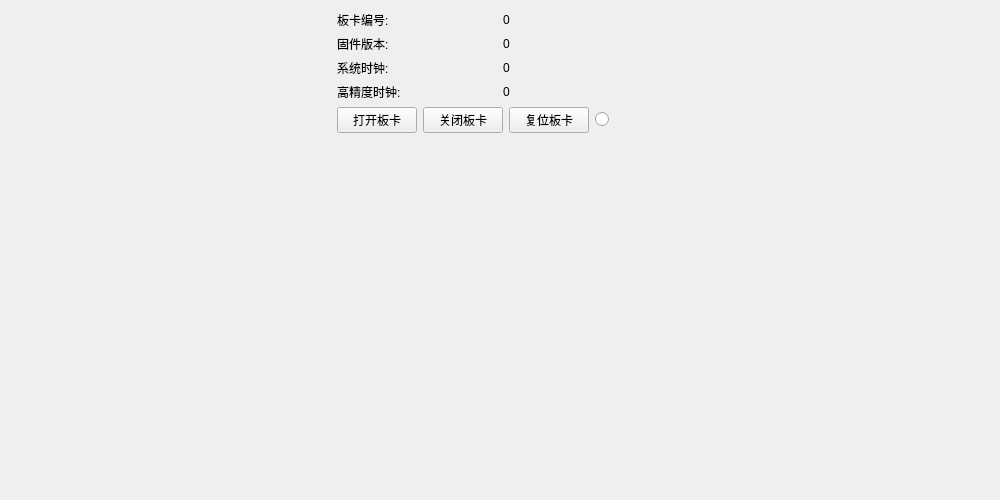
This is GTSStudio/Widget/BoradWidget.ui in whisper512/GTS as Qt 5 draws it before an edit. The edited form follows.
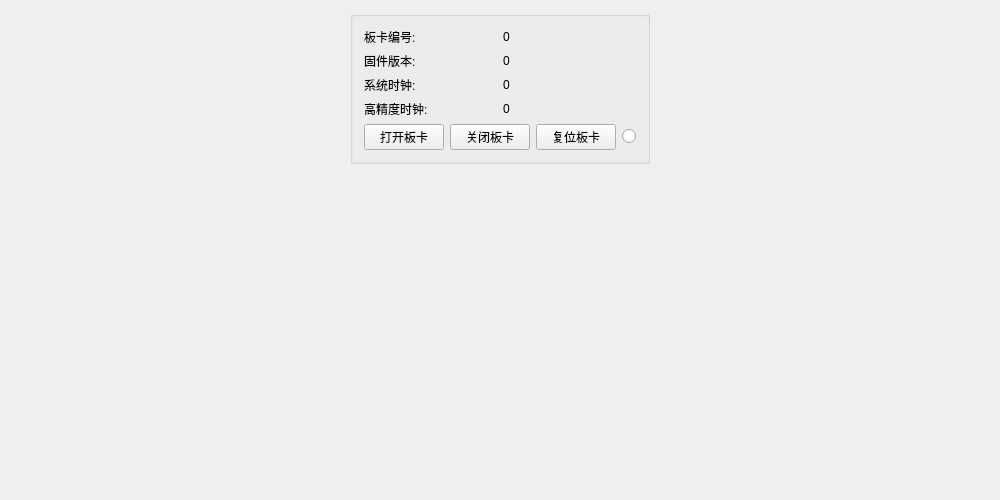
This is the edited form.

Diff of the .ui file:
```diff
--- a/GTSStudio/Widget/BoradWidget.ui
+++ b/GTSStudio/Widget/BoradWidget.ui
@@ -14,6 +14,19 @@
    <string>CMainWidget</string>
   </property>
   <layout class="QGridLayout" name="gridLayout_2">
+   <item row="1" column="1">
+    <spacer name="verticalSpacer">
+     <property name="orientation">
+      <enum>Qt::Vertical</enum>
+     </property>
+     <property name="sizeHint" stdset="0">
+      <size>
+       <width>20</width>
+       <height>40</height>
+      </size>
+     </property>
+    </spacer>
+   </item>
    <item row="0" column="0">
     <spacer name="horizontalSpacer">
      <property name="orientation">
@@ -28,8 +41,10 @@
     </spacer>
    </item>
    <item row="0" column="1">
-    <layout class="QVBoxLayout" name="verticalLayout">
-     <item>
+    <widget class="QGroupBox" name="groupBox">
+     <property name="title">
+      <string/>
+     </property>
       <layout class="QGridLayout" name="gridLayout">
        <item row="0" column="0">
         <widget class="QLabel" name="label_boardID">
@@ -120,9 +135,7 @@
          </property>
         </widget>
        </item>
-      </layout>
-     </item>
-     <item>
+      <item row="4" column="0" colspan="2">
       <layout class="QHBoxLayout" name="horizontalLayout" stretch="1,1,1,1">
        <item>
         <widget class="QPushButton" name="pushButton_openBoard">
@@ -157,20 +170,8 @@
        </item>
       </layout>
      </item>
-     <item>
-      <spacer name="verticalSpacer">
-       <property name="orientation">
-        <enum>Qt::Vertical</enum>
-       </property>
-       <property name="sizeHint" stdset="0">
-        <size>
-         <width>20</width>
-         <height>40</height>
-        </size>
-       </property>
-      </spacer>
-     </item>
-    </layout>
+     </layout>
+    </widget>
    </item>
    <item row="0" column="2">
     <spacer name="horizontalSpacer_2">
```
Lines whose indentation alone changed are shown as unchanged.
